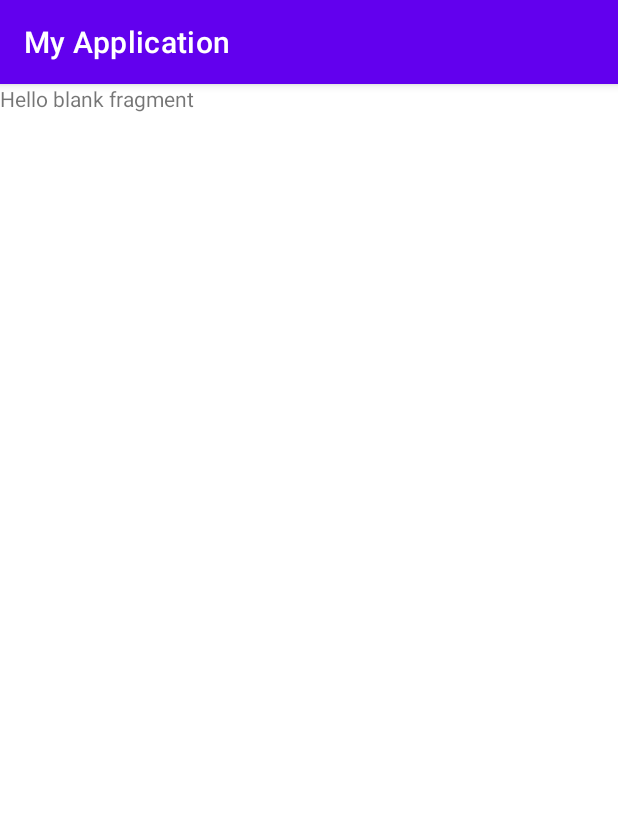
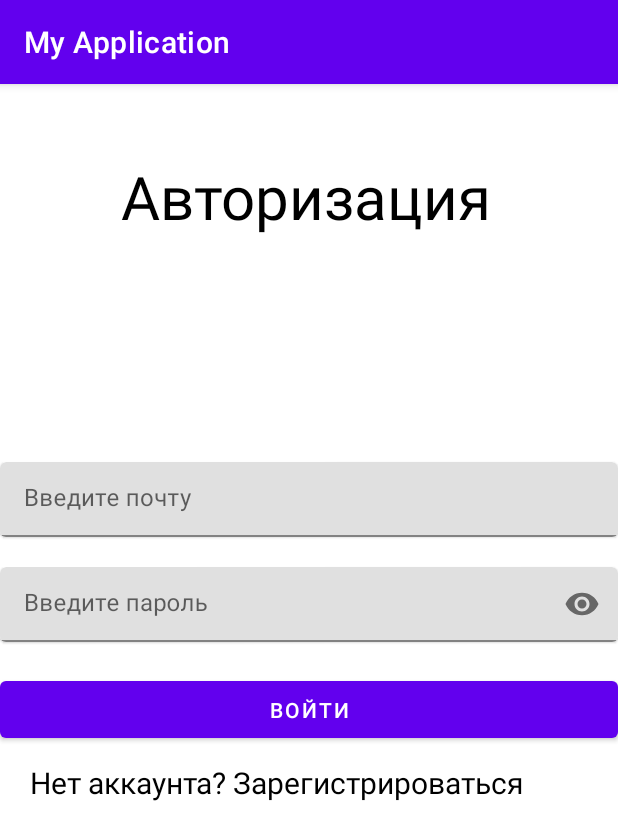
Before and after one commit to AmirKakDela/kotlin_todo-app, an Android app: the screen it shows after launch (MainActivity), on a phone screen of 412 x 824 dp. Shown: the top 840 px of the screen. Run offline under Robolectric (Android 15) with nearby library versions, the phone set to English and light mode, and no system bars; our stand-ins replace Firebase (no records; nobody signed in at launch, a user with empty details on screens opened directly).

Commit message:
signin fix

```diff
--- a/app/src/main/java/com/example/myapplication/fragments/SignInFragment.kt
+++ b/app/src/main/java/com/example/myapplication/fragments/SignInFragment.kt
@@ -5,16 +5,61 @@ import androidx.fragment.app.Fragment
 import android.view.LayoutInflater
 import android.view.View
 import android.view.ViewGroup
+import android.widget.Toast
+import androidx.navigation.NavController
+import androidx.navigation.Navigation
 import com.example.myapplication.R
+import com.example.myapplication.databinding.FragmentSignInBinding
+import com.google.firebase.auth.FirebaseAuth
 
 class SignInFragment : Fragment() {
+    private lateinit var navController: NavController
+    private lateinit var mAuth: FirebaseAuth
+    private lateinit var binding: FragmentSignInBinding
+
 
     override fun onCreateView(
         inflater: LayoutInflater, container: ViewGroup?,
         savedInstanceState: Bundle?
-    ): View? {
-        // Inflate the layout for this fragment
-        return inflater.inflate(R.layout.fragment_sign_in, container, false)
+    ): View {
+        binding = FragmentSignInBinding.inflate(inflater, container, false)
+        return binding.root
+    }
+
+    override fun onViewCreated(view: View, savedInstanceState: Bundle?) {
+        super.onViewCreated(view, savedInstanceState)
+
+        init(view)
+
+        binding.goToSignup.setOnClickListener {
+            navController.navigate(R.id.action_signInFragment_to_signUpFragment)
+        }
+
+        binding.signinBtn.setOnClickListener {
+            val email = binding.email.text.toString()
+            val pass = binding.password.text.toString()
+
+            if (email.isNotEmpty() && pass.isNotEmpty())
+
+                loginUser(email, pass)
+            else
+                Toast.makeText(context, "Empty fields are not allowed", Toast.LENGTH_SHORT).show()
+        }
+    }
+
+    private fun loginUser(email: String, pass: String) {
+        mAuth.signInWithEmailAndPassword(email, pass).addOnCompleteListener {
+            if (it.isSuccessful)
+                navController.navigate(R.id.action_signInFragment_to_homeFragment)
+            else
+                Toast.makeText(context, it.exception.toString(), Toast.LENGTH_SHORT).show()
+
+        }
+    }
+
+    private fun init(view: View) {
+        navController = Navigation.findNavController(view)
+        mAuth = FirebaseAuth.getInstance()
     }
 
 }
--- a/app/src/main/java/com/example/myapplication/fragments/SplashFragment.kt
+++ b/app/src/main/java/com/example/myapplication/fragments/SplashFragment.kt
@@ -1,34 +1,21 @@
 package com.example.myapplication.fragments
 
 import android.os.Bundle
+import android.os.Handler
+import android.os.Looper
 import androidx.fragment.app.Fragment
 import android.view.LayoutInflater
 import android.view.View
 import android.view.ViewGroup
+import androidx.navigation.NavController
+import androidx.navigation.Navigation
 import com.example.myapplication.R
+import com.google.firebase.auth.FirebaseAuth
+class SplashFragment : Fragment() {
 
-// TODO: Rename parameter arguments, choose names that match
-// the fragment initialization parameters, e.g. ARG_ITEM_NUMBER
-private const val ARG_PARAM1 = "param1"
-private const val ARG_PARAM2 = "param2"
 
-/**
- * A simple [Fragment] subclass.
- * Use the [SplashFragment.newInstance] factory method to
- * create an instance of this fragment.
- */
-class SplashFragment : Fragment() {
-    // TODO: Rename and change types of parameters
-    private var param1: String? = null
-    private var param2: String? = null
-
-    override fun onCreate(savedInstanceState: Bundle?) {
-        super.onCreate(savedInstanceState)
-        arguments?.let {
-            param1 = it.getString(ARG_PARAM1)
-            param2 = it.getString(ARG_PARAM2)
-        }
-    }
+    private lateinit var mAuth: FirebaseAuth
+    private lateinit var navController: NavController
 
     override fun onCreateView(
         inflater: LayoutInflater, container: ViewGroup?,
@@ -38,23 +25,25 @@ class SplashFragment : Fragment() {
         return inflater.inflate(R.layout.fragment_splash, container, false)
     }
 
-    companion object {
-        /**
-         * Use this factory method to create a new instance of
-         * this fragment using the provided parameters.
-         *
-         * @param param1 Parameter 1.
-         * @param param2 Parameter 2.
-         * @return A new instance of fragment SplashFragment.
-         */
-        // TODO: Rename and change types and number of parameters
-        @JvmStatic
-        fun newInstance(param1: String, param2: String) =
-            SplashFragment().apply {
-                arguments = Bundle().apply {
-                    putString(ARG_PARAM1, param1)
-                    putString(ARG_PARAM2, param2)
-                }
-            }
+    override fun onViewCreated(view: View, savedInstanceState: Bundle?) {
+        super.onViewCreated(view, savedInstanceState)
+
+        init(view)
+
+        val isLogin: Boolean = mAuth.currentUser != null
+
+        val handler = Handler(Looper.myLooper()!!)
+        handler.postDelayed({
+            if (isLogin)
+                navController.navigate(R.id.action_splashFragment_to_homeFragment)
+            else
+                navController.navigate(R.id.action_splashFragment_to_signInFragment)
+
+        }, 2000)
+    }
+
+    private fun init(view: View) {
+        mAuth = FirebaseAuth.getInstance()
+        navController = Navigation.findNavController(view)
     }
 }
--- a/app/src/main/res/layout/fragment_sign_in.xml
+++ b/app/src/main/res/layout/fragment_sign_in.xml
@@ -23,11 +23,11 @@
         android:layout_width="match_parent"
         android:layout_height="50dp"
         android:layout_gravity="center"
+        android:layout_marginTop="150dp"
         app:cardBackgroundColor="@color/cardview_light_background"
         app:cardCornerRadius="4dp"
         tools:ignore="MissingConstraints"
-        tools:layout_editor_absoluteX="30dp"
-        tools:layout_editor_absoluteY="240dp">
+        app:layout_constraintTop_toBottomOf="@id/signin">
 
         <com.google.android.material.textfield.TextInputLayout
             android:layout_width="match_parent"
@@ -46,12 +46,12 @@
         android:id="@+id/card2"
         android:layout_width="match_parent"
         android:layout_height="50dp"
+        android:layout_marginTop="20dp"
         android:layout_gravity="center"
         app:cardBackgroundColor="@color/cardview_light_background"
         app:cardCornerRadius="4dp"
         tools:ignore="MissingConstraints"
-        tools:layout_editor_absoluteX="30dp"
-        tools:layout_editor_absoluteY="320dp">
+        app:layout_constraintTop_toBottomOf="@id/card1">
 
         <com.google.android.material.textfield.TextInputLayout
             android:layout_width="match_parent"
@@ -69,11 +69,24 @@
     </com.google.android.material.card.MaterialCardView>
 
     <com.google.android.material.button.MaterialButton
+        android:id="@+id/signinBtn"
         android:layout_width="match_parent"
         android:layout_height="50dp"
+        android:layout_marginTop="20dp"
         android:text="@string/enter"
         tools:ignore="MissingConstraints"
-        tools:layout_editor_absoluteX="30dp"
-        tools:layout_editor_absoluteY="420dp" />
+        app:layout_constraintTop_toBottomOf="@id/card2" />
+
+    <TextView
+        android:id="@+id/goToSignup"
+        android:layout_width="match_parent"
+        android:layout_height="wrap_content"
+        android:layout_marginTop="10dp"
+        android:layout_marginStart="20dp"
+        android:text="@string/goToSignup"
+        android:textColor="@color/black"
+        android:textSize="20sp"
+        app:layout_constraintTop_toBottomOf="@id/signinBtn"
+        tools:ignore="MissingConstraints" />
 
 </androidx.constraintlayout.widget.ConstraintLayout>
--- a/app/src/main/res/layout/fragment_sign_up.xml
+++ b/app/src/main/res/layout/fragment_sign_up.xml
@@ -7,7 +7,7 @@
     tools:context=".fragments.SignUpFragment">
 
     <TextView
-        android:id="@+id/textView"
+        android:id="@+id/textViewSignUp"
         android:layout_width="wrap_content"
         android:layout_height="wrap_content"
         android:layout_marginTop="48dp"
@@ -94,6 +94,7 @@
     </com.google.android.material.card.MaterialCardView>
 
     <com.google.android.material.button.MaterialButton
+        android:id="@+id/signupBtn"
         android:layout_width="match_parent"
         android:layout_height="50dp"
         tools:layout_editor_absoluteX="30dp"
--- a/app/src/main/res/navigation/nav_graph.xml
+++ b/app/src/main/res/navigation/nav_graph.xml
@@ -9,17 +9,35 @@
         android:id="@+id/splashFragment"
         android:name="com.example.myapplication.fragments.SplashFragment"
         android:label="fragment_splash"
-        tools:layout="@layout/fragment_splash" />
+        tools:layout="@layout/fragment_splash" >
+        <action
+            android:id="@+id/action_splashFragment_to_signInFragment"
+            app:destination="@id/signInFragment" />
+        <action
+            android:id="@+id/action_splashFragment_to_homeFragment"
+            app:destination="@id/homeFragment" />
+    </fragment>
     <fragment
         android:id="@+id/signInFragment"
         android:name="com.example.myapplication.fragments.SignInFragment"
         android:label="fragment_sign_in"
-        tools:layout="@layout/fragment_sign_in" />
+        tools:layout="@layout/fragment_sign_in" >
+        <action
+            android:id="@+id/action_signInFragment_to_homeFragment"
+            app:destination="@id/homeFragment" />
+        <action
+            android:id="@+id/action_signInFragment_to_signUpFragment"
+            app:destination="@id/signUpFragment" />
+    </fragment>
     <fragment
         android:id="@+id/signUpFragment"
         android:name="com.example.myapplication.fragments.SignUpFragment"
         android:label="fragment_sign_up"
-        tools:layout="@layout/fragment_sign_up" />
+        tools:layout="@layout/fragment_sign_up" >
+        <action
+            android:id="@+id/action_signUpFragment_to_homeFragment"
+            app:destination="@id/homeFragment" />
+    </fragment>
     <fragment
         android:id="@+id/homeFragment"
         android:name="com.example.myapplication.fragments.HomeFragment"
--- a/app/src/main/res/values/strings.xml
+++ b/app/src/main/res/values/strings.xml
@@ -9,4 +9,5 @@
     <string name="enter">Войти</string>
     <string name="sign_up">Регистрация</string>
     <string name="sign_in">Авторизация</string>
+    <string name="goToSignup">Нет аккаунта? Зарегистрироваться</string>
 </resources>
```
Also changed, not shown: app/src/main/java/com/example/myapplication/fragments/SignUpFragment.kt (+45 -3 lines).
